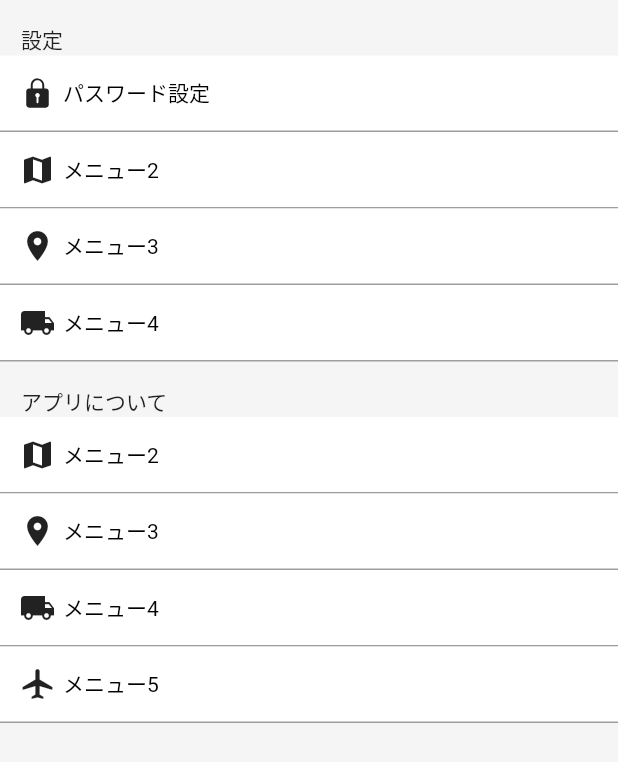
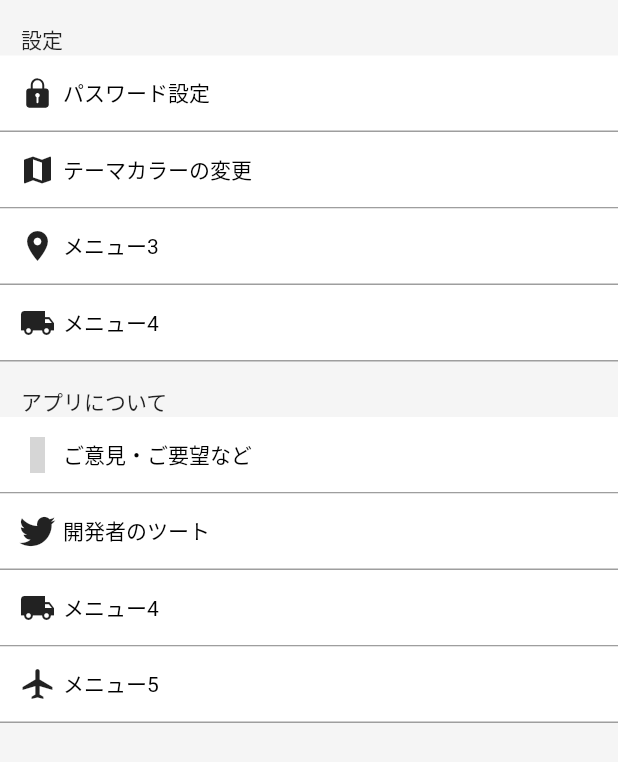
Before and after one commit to kazumaz/dama_app, a Flutter app: the SettingsPage screen opened directly, on a phone screen of 412 x 824 dp. Shown: the top 762 px of the screen. Run offline on Flutter 3.47's test engine with Material 2 defaults, Android fonts, the phone set to English and light mode, and no system bars; our stand-ins replace curved_navigation_bar, fl_chart, flutter_icons, percent_indicator; missing offline and left inert: ff_navigation_bar; grey boxes are pictures that could not be loaded.

Commit message:
設定ページの編集

```diff
--- a/lib/view/SettingPage.dart
+++ b/lib/view/SettingPage.dart
@@ -15,13 +15,13 @@ class SettingsPage extends StatelessWidget {
           Text(""),
           Text("　設定"),
           _menuItem("パスワード設定", Icon(Ionicons.ios_lock)),
-          _menuItem("メニュー2", Icon(Icons.map)),
+          _menuItem("テーマカラーの変更", Icon(Icons.map)),
           _menuItem("メニュー3", Icon(Icons.room)),
           _menuItem("メニュー4", Icon(Icons.local_shipping)),
           Text(""),
           Text("　アプリについて"),
-          _menuItem("メニュー2", Icon(Icons.map)),
-          _menuItem("メニュー3", Icon(Icons.room)),
+          _menuItem("ご意見・ご要望など", Icon(Entypo.pencil)),
+          _menuItem("開発者のツート", Icon(FontAwesome.twitter)),
           _menuItem("メニュー4", Icon(Icons.local_shipping)),
           _menuItem("メニュー5", Icon(Icons.airplanemode_active)),
         ])),
```
